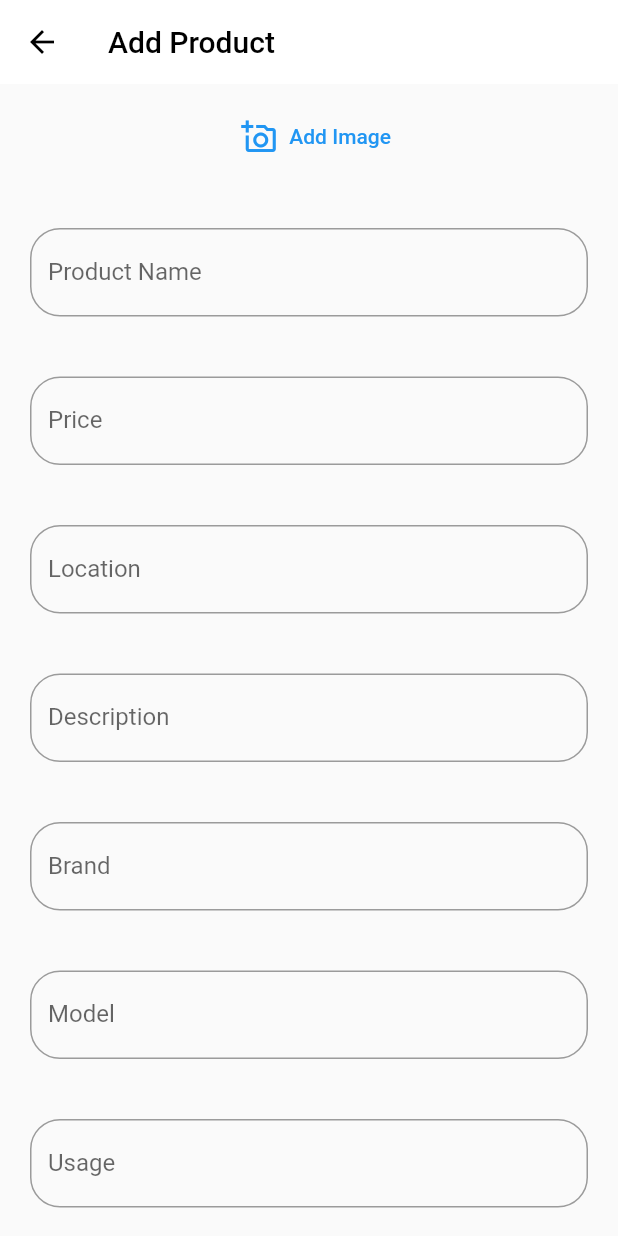
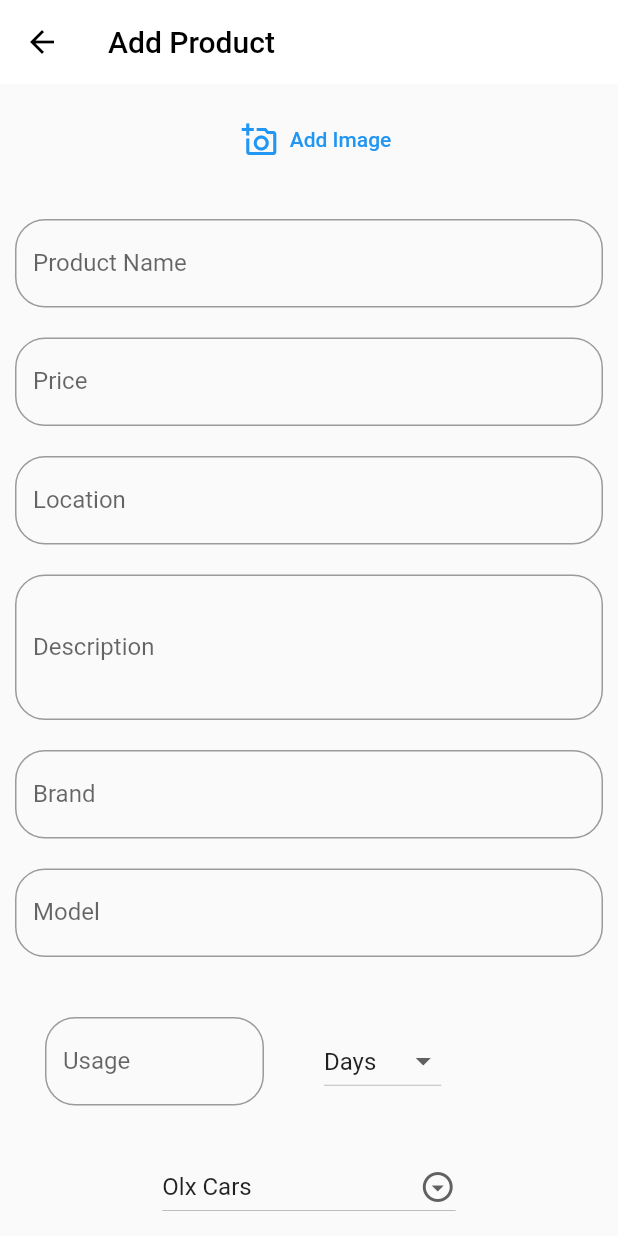
Before and after one commit to hsvsurya/Olx-Clone, a Flutter app: the AddProductScreen screen opened by its route, on a phone screen of 412 x 824 dp. Run offline on Flutter 3.47's test engine with Material 2 defaults, Android fonts, the phone set to English and light mode, and no system bars; our stand-ins replace adaptive_dialog, animated_splash_screen, community_material_icon, image_picker, page_transition, toast; missing offline and left inert: outline_search_bar; network calls fail.

Commit message:
polish_add_product

```diff
--- a/lib/Models/products.dart
+++ b/lib/Models/products.dart
@@ -276,15 +276,17 @@ class Product extends ChangeNotifier {
     ),
   ];
 
-  void addProduct(
-      {File image,
+  void addProduct({
+    File image,
     String productName,
     String location,
     String model,
     String brand,
     String desc,
     String usage,
-      String price}) {
+    String price,
+    Category value,
+  }) {
     product.add(ProductData(
       id: product.length,
       productName: productName.toString(),
@@ -293,10 +295,11 @@ class Product extends ChangeNotifier {
       isFav: false,
       location: location.toString(),
       price: '₹ ${price.toString()}',
+      category: value,
       productDetailData: ProductDetailData(
         brand: brand.toString(),
         model: model.toString(),
-        usage: model.toString(),
+        usage: usage.toString(),
       ),
     ));
     notifyListeners();
--- a/lib/main.dart
+++ b/lib/main.dart
@@ -130,14 +130,6 @@ class _MyHomePageState extends State<MyHomePage> {
     AccountScreen(),
   ];
 
-  // List<BottomNavigationBarItem> items = [
-  //   BottomNavigationBarItem(icon: Icon(Icons.home),label: 'Home'),
-  //   BottomNavigationBarItem(icon: Icon(Icons.messenger),label: 'Chat'),
-  //   BottomNavigationBarItem(icon: Icon(Icons.favorite),label: 'Favourites'),
-  //   BottomNavigationBarItem(icon: Icon(Icons.person),label: 'Account'),
-  // ];
-  // int ind = 0;
-
   @override
   Widget build(BuildContext context) {
     return Scaffold(
@@ -160,7 +152,7 @@ class _MyHomePageState extends State<MyHomePage> {
           child: Row(
             mainAxisAlignment: MainAxisAlignment.spaceAround,
             children: [
-// NOTE - Home Screen
+              // NOTE - Home Screen
 
               Padding(
                 padding: const EdgeInsets.only(left: 8.0),
@@ -184,7 +176,7 @@ class _MyHomePageState extends State<MyHomePage> {
                   },
                 ),
               ),
-// NOTE - Chat Screen
+              // NOTE - Chat Screen
 
               Padding(
                 padding: const EdgeInsets.only(right: 60.0),
@@ -195,6 +187,12 @@ class _MyHomePageState extends State<MyHomePage> {
                   ),
                   onPressed: () {
                     _controller.jumpToPage(1);
+                    Toast.show(
+                      'Chats will not be saved and new chats cannot be added',
+                      context,
+                      duration: Toast.LENGTH_LONG,
+                      backgroundColor: Colors.black87,
+                    );
                     setState(() {
                       if (!_homeIcon && !_accountIcon && !_favIcon) {
                         _msgIcon = true;
@@ -208,7 +206,7 @@ class _MyHomePageState extends State<MyHomePage> {
                   },
                 ),
               ),
-// NOTE - Favourite Screen
+              // NOTE - Favourite Screen
 
               IconButton(
                 icon: Icon(
@@ -229,7 +227,7 @@ class _MyHomePageState extends State<MyHomePage> {
                   });
                 },
               ),
-// NOTE - Account Screen
+              // NOTE - Account Screen
 
               Padding(
                 padding: const EdgeInsets.only(right: 8.0),
@@ -286,7 +284,7 @@ class _MyHomePageState extends State<MyHomePage> {
                 ),
                 action: SnackBarAction(
                   label: 'Ok',
-                  onPressed: (){
+                  onPressed: () {
                     ScaffoldMessenger.of(context).hideCurrentSnackBar();
                   },
                 ),
@@ -299,10 +297,7 @@ class _MyHomePageState extends State<MyHomePage> {
               MaterialPageRoute(builder: (_) {
                 return AddProductScreen();
               }),
-            ).then((value) {
-              homeScreen.createState().initState();
-              // setState(() {});
-            });
+            );
           },
           icon: Icon(
             Icons.add,
--- a/lib/screens/add_product.dart
+++ b/lib/screens/add_product.dart
@@ -4,7 +4,6 @@ import 'package:adaptive_dialog/adaptive_dialog.dart';
 import 'package:flutter/material.dart';
 import 'package:image_picker/image_picker.dart';
 import 'package:olx_clone/Models/products.dart';
-import 'package:olx_clone/screens/home_screen.dart';
 import 'package:provider/provider.dart';
 
 class AddProductScreen extends StatefulWidget {
@@ -25,6 +24,107 @@ class _AddProductScreenState extends State<AddProductScreen> {
   File _image;
   final picker = ImagePicker();
 
+  List<String> usageValues = [
+    'Days',
+    'Months',
+    'Years',
+  ];
+
+  String usageValue;
+
+  List<String> values = [
+    'Olx Cars',
+    'Properties',
+    'Mobiles',
+    'Jobs',
+    'Bikes',
+    'Electronics',
+    'Vehicles and spares',
+    'Furniture',
+    'Fashion',
+    'Sports,Books & Hobbies',
+    'Pets',
+    'Services',
+  ];
+
+  List<DropdownMenuItem> items = [];
+
+  List<DropdownMenuItem> usageItems = [];
+
+  Category value = Category.olx_cars;
+
+  @override
+  void initState() {
+    super.initState();
+    items = [
+      DropdownMenuItem(
+        child: Text('Olx Cars'),
+        value: Category.olx_cars,
+      ),
+      DropdownMenuItem(
+        child: Text('Properties'),
+        value: Category.properties,
+      ),
+      DropdownMenuItem(
+        child: Text('Mobiles'),
+        value: Category.mobiles,
+      ),
+      DropdownMenuItem(
+        child: Text('Jobs'),
+        value: Category.jobs,
+      ),
+      DropdownMenuItem(
+        child: Text('Bikes'),
+        value: Category.bikes,
+      ),
+      DropdownMenuItem(
+        child: Text('Electronics'),
+        value: Category.electronics,
+      ),
+      DropdownMenuItem(
+        child: Text('Vehicles and spares'),
+        value: Category.vehicle_spares,
+      ),
+      DropdownMenuItem(
+        child: Text('Furniture'),
+        value: Category.furniture,
+      ),
+      DropdownMenuItem(
+        child: Text('Fashion'),
+        value: Category.fashion,
+      ),
+      DropdownMenuItem(
+        child: Text('Sports,Books & Hobbies'),
+        value: Category.sports_books_hobbies,
+      ),
+      DropdownMenuItem(
+        child: Text('Pets'),
+        value: Category.pets,
+      ),
+      DropdownMenuItem(
+        child: Text('Services'),
+        value: Category.services,
+      ),
+    ];
+
+    usageItems = [
+      DropdownMenuItem(
+        child: Text('Days'),
+        value: usageValues[0],
+      ),
+      DropdownMenuItem(
+        child: Text('Months'),
+        value: usageValues[1],
+      ),
+      DropdownMenuItem(
+        child: Text('Years'),
+        value: usageValues[2],
+      ),
+    ];
+
+    usageValue = usageValues[0];
+  }
+
   Future getImage() async {
     final pickedFile = await picker.getImage(source: ImageSource.gallery);
     setState(() {
@@ -34,10 +134,31 @@ class _AddProductScreenState extends State<AddProductScreen> {
     });
   }
 
+  Widget textField(
+      String label, String hint, TextEditingController controller) {
+    return Container(
+      padding: EdgeInsets.all(10),
+      child: TextFormField(
+        decoration: InputDecoration(
+          labelText: label,
+          hintText: hint,
+          border: OutlineInputBorder(
+            borderRadius: BorderRadius.circular(20),
+          ),
+        ),
+        keyboardType: label == 'Price' || label == 'Usage'
+            ? TextInputType.number
+            : TextInputType.name,
+        controller: controller,
+      ),
+    );
+  }
+
   @override
   Widget build(BuildContext context) {
     final productData = Provider.of<Product>(context);
-    HomeScreen homeScreen;
+
+    // NOTE - Adding product
 
     void addProduct() {
       if (_productName != null &&
@@ -50,13 +171,14 @@ class _AddProductScreenState extends State<AddProductScreen> {
           _price != null) {
         productData.addProduct(
           image: _image,
-          usage: _usage.text,
+          usage: '${_usage.text} $usageValue',
           model: _model.text,
           brand: _brand.text,
           desc: _desc.text,
           location: _location.text,
           price: _price.text,
           productName: _productName.text,
+          value: value,
         );
         Navigator.pop(context);
       } else {
@@ -84,21 +206,27 @@ class _AddProductScreenState extends State<AddProductScreen> {
           children: [
             Container(
               padding: EdgeInsets.only(
-                  left: MediaQuery.of(context).size.width / 3.4,
+                left: 10,
+                // right: 10,
                 bottom: 16,
-                  top: 10),
-              child: Row(
-                // mainAxisAlignment: MainAxisAlignment.center,
+                top: 10,
+              ),
+              width: 200,
+              height: _image != null
+                  ? MediaQuery.of(context).size.height / 3.660
+                  : 80,
+              child: _image != null
+                  ? Row(
+                      mainAxisAlignment: MainAxisAlignment.center,
                       children: [
-                  Container(
-                    width: MediaQuery.of(context).size.width / 2.3,
-                    height: _image != null
-                        ? MediaQuery.of(context).size.height / 3
-                        : 50,
-                    child: _image != null
-                        ? Image.file(
+                        InkWell(
+                          onTap: getImage,
+                          child: Image.file(
                             _image,
-                            fit: BoxFit.cover,
+                            fit: BoxFit.fill,
+                          ),
+                        ),
+                      ],
                     )
                   : TextButton.icon(
                       onPressed: getImage,
@@ -106,52 +234,13 @@ class _AddProductScreenState extends State<AddProductScreen> {
                       label: Text('Add Image'),
                     ),
             ),
-                ],
-              ),
-            ),
+            textField('Product Name', '', _productName),
+            textField('Price', '₹ xxx', _price),
+            textField('Location', 'Place,State', _location),
             Container(
-              padding: EdgeInsets.all(20),
+              padding: EdgeInsets.all(10),
               child: TextFormField(
-                decoration: InputDecoration(
-                  labelText: 'Product Name',
-                  hintText: '',
-                  border: OutlineInputBorder(
-                    borderRadius: BorderRadius.circular(20),
-                  ),
-                ),
-                controller: _productName,
-              ),
-            ),
-            Container(
-              padding: EdgeInsets.all(20),
-              child: TextFormField(
-                keyboardType: TextInputType.number,
-                decoration: InputDecoration(
-                  labelText: 'Price',
-                  hintText: '',
-                  border: OutlineInputBorder(
-                    borderRadius: BorderRadius.circular(20),
-                  ),
-                ),
-                controller: _price,
-              ),
-            ),
-            Container(
-              padding: EdgeInsets.all(20),
-              child: TextFormField(
-                decoration: InputDecoration(
-                  labelText: 'Location',
-                  hintText: 'Place,State',
-                  border: OutlineInputBorder(
-                    borderRadius: BorderRadius.circular(20),
-                  ),
-                ),
-                controller: _location,
-              ),
-            ),
-            Container(
-              padding: EdgeInsets.all(20),
-              child: TextFormField(
+                maxLines: 3,
                 decoration: InputDecoration(
                   labelText: 'Description',
                   hintText: '',
@@ -162,51 +251,69 @@ class _AddProductScreenState extends State<AddProductScreen> {
                 controller: _desc,
               ),
             ),
+            textField('Brand', '', _brand),
+            textField('Model', '', _model),
+            Row(
+              children: [
                 Container(
+                    width: MediaQuery.of(context).size.width / 2,
                     padding: EdgeInsets.all(20),
-              child: TextFormField(
-                decoration: InputDecoration(
-                  labelText: 'Brand',
-                  hintText: '',
-                  border: OutlineInputBorder(
-                    borderRadius: BorderRadius.circular(20),
+                    child: textField('Usage', '', _usage)),
+                Container(
+                  padding: EdgeInsets.only(left: 10),
+                  child: DropdownButton(
+                    items: usageItems,
+                    value: usageValue,
+                    onChanged: (value) {
+                      setState(() {
+                        usageValue = value;
+                      });
+                    },
                   ),
                 ),
-                controller: _brand,
+              ],
+            ),
+            Container(
+              child: Center(
+                child: DropdownButton(
+                  icon: Icon(Icons.arrow_drop_down_circle_outlined),
+                  items: items,
+                  value: value,
+                  onChanged: (newValue) {
+                    setState(() {
+                      value = newValue;
+                    });
+                  },
+                ),
               ),
             ),
             Container(
-              padding: EdgeInsets.all(20),
-              child: TextFormField(
-                decoration: InputDecoration(
-                  labelText: 'Model',
-                  hintText: '',
-                  border: OutlineInputBorder(
-                    borderRadius: BorderRadius.circular(20),
-                  ),
-                ),
-                controller: _model,
-              ),
-            ),
-            Container(
-              padding: EdgeInsets.all(20),
-              child: TextFormField(
-                decoration: InputDecoration(
-                  labelText: 'Usage',
-                  hintText: '',
-                  border: OutlineInputBorder(
-                    borderRadius: BorderRadius.circular(20),
-                  ),
-                ),
-                controller: _usage,
-              ),
-            ),
-            Container(
+              margin: EdgeInsets.all(10),
               child: Center(
                 child: ElevatedButton(
                   onPressed: addProduct,
                   child: Text('Submit'),
                 ),
+              ),
+            ),
+            Container(
+              margin: EdgeInsets.only(top: 10, bottom: 20),
+              child: Row(
+                mainAxisAlignment: MainAxisAlignment.center,
+                children: [
+                  Icon(
+                    Icons.info_outline,
+                    color: Colors.grey,
+                  ),
+                  Text(
+                    'To change/replace the image plese \nclick on the image if selected',
+                    style: TextStyle(
+                      color: Colors.grey,
+                      fontSize: 15,
+                    ),
+                    textAlign: TextAlign.center,
+                  ),
+                ],
               ),
             ),
           ],
--- a/lib/screens/home_screen.dart
+++ b/lib/screens/home_screen.dart
@@ -382,6 +382,9 @@ class _HomeScreenState extends State<HomeScreen> {
                                 Container(
                                   height: 150,
                                   width: MediaQuery.of(context).size.width / 2,
+
+                                  // NOTE - Checks whether the image is network or file type
+
                                   child: productData[ind]
                                           .imageUrl
                                           .toString()
```
Lines whose indentation alone changed are shown as unchanged.
